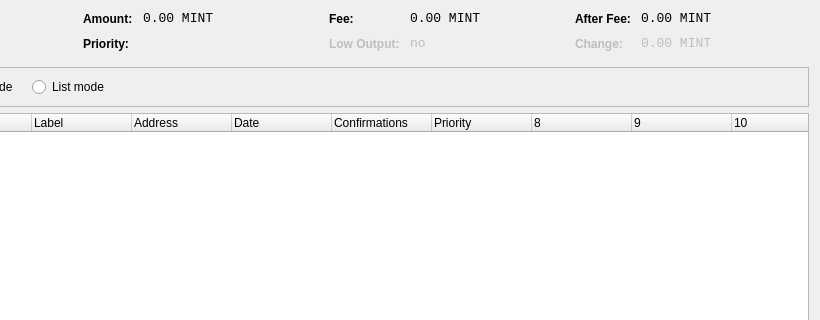
This is src/qt/forms/coincontroldialog.ui in chartreusecoiner/chartreusecoin as Qt 5 draws it before an edit; both pictures show x 180 to 1000 and y 0 to 320 of the 1000 by 500 pixel window. The edited form follows.
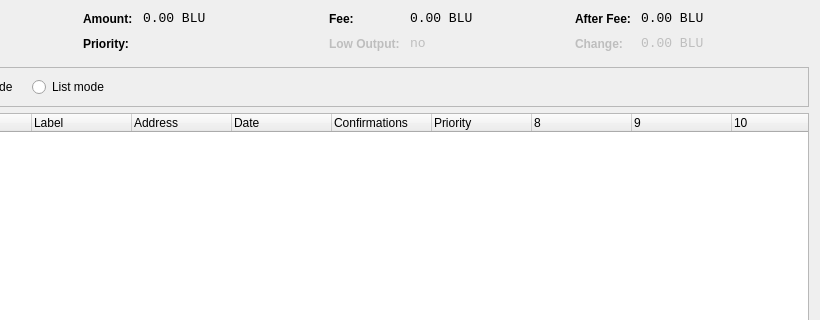
This is the edited form. Custom widgets are drawn as their Qt base class.

What changed in the file:
```diff
--- a/src/qt/forms/coincontroldialog.ui
+++ b/src/qt/forms/coincontroldialog.ui
@@ -141,7 +141,7 @@
           <enum>Qt::ActionsContextMenu</enum>
          </property>
          <property name="text">
-          <string>0.00 MINT</string>
+          <string>0.00 BLU</string>
          </property>
          <property name="textInteractionFlags">
           <set>Qt::LinksAccessibleByMouse|Qt::TextSelectableByKeyboard|Qt::TextSelectableByMouse</set>
@@ -221,7 +221,7 @@
           <enum>Qt::ActionsContextMenu</enum>
          </property>
          <property name="text">
-          <string>0.00 MINT</string>
+          <string>0.00 BLU</string>
          </property>
          <property name="textInteractionFlags">
           <set>Qt::LinksAccessibleByMouse|Qt::TextSelectableByKeyboard|Qt::TextSelectableByMouse</set>
@@ -307,7 +307,7 @@
           <enum>Qt::ActionsContextMenu</enum>
          </property>
          <property name="text">
-          <string>0.00 MINT</string>
+          <string>0.00 BLU</string>
          </property>
          <property name="textInteractionFlags">
           <set>Qt::LinksAccessibleByMouse|Qt::TextSelectableByKeyboard|Qt::TextSelectableByMouse</set>
@@ -345,7 +345,7 @@
           <enum>Qt::ActionsContextMenu</enum>
          </property>
          <property name="text">
-          <string>0.00 MINT</string>
+          <string>0.00 BLU</string>
          </property>
          <property name="textInteractionFlags">
           <set>Qt::LinksAccessibleByMouse|Qt::TextSelectableByKeyboard|Qt::TextSelectableByMouse</set>
```
